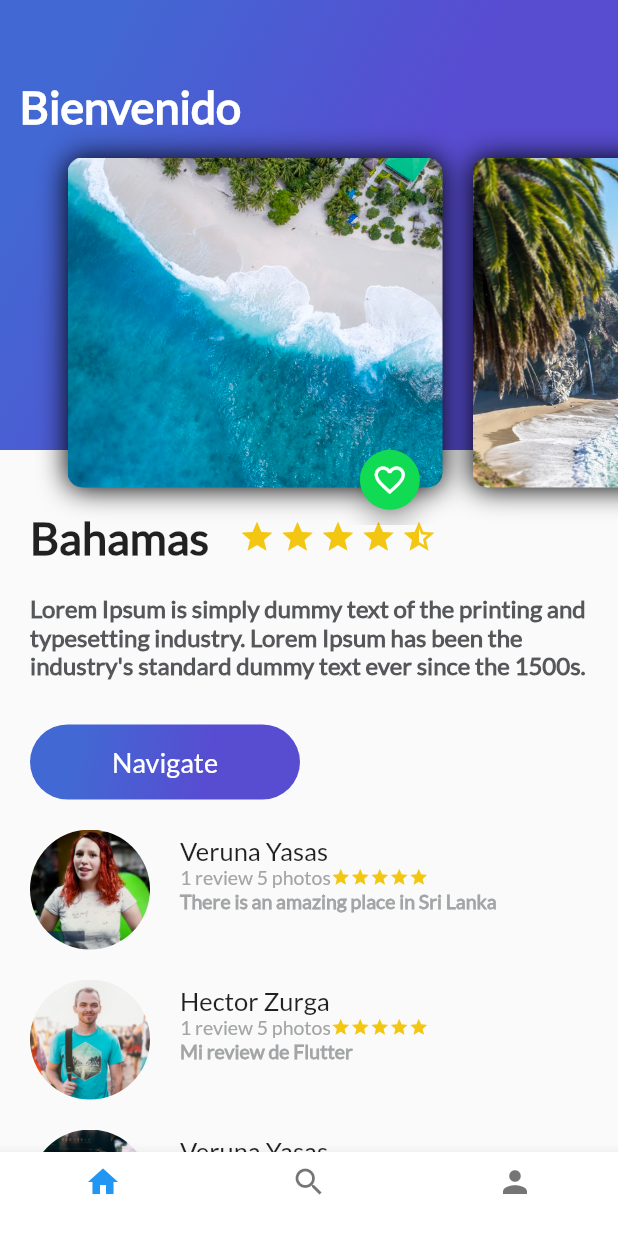
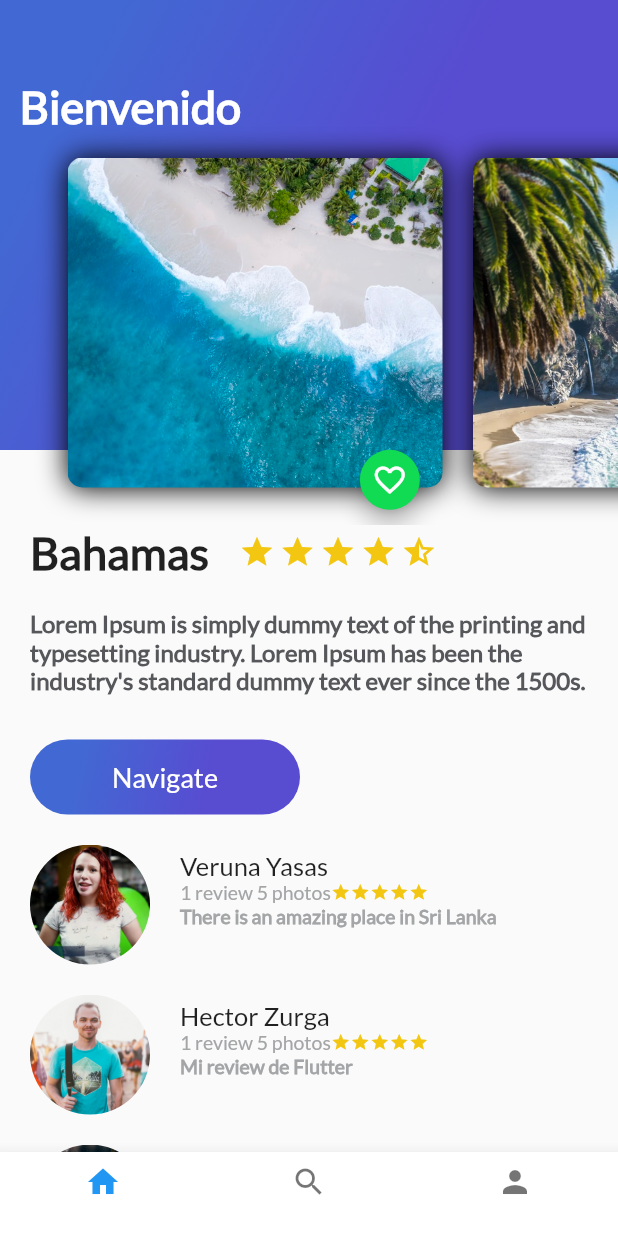
Before and after one commit to HectorZR/flutter-basico, a Flutter app: the screen it shows after launch, on a phone screen of 412 x 824 dp. Run offline on Flutter 3.47's test engine with Material 2 defaults, Android fonts, the phone set to English and light mode, and no system bars.

Commit message:
refactoring & improving ui

```diff
--- a/lib/button_purple.dart
+++ b/lib/button_purple.dart
@@ -9,6 +9,7 @@ class ButtonPurple extends StatelessWidget {
   Widget build(BuildContext context) {
     return InkWell(
       onTap: () {
+        Scaffold.of(context).removeCurrentSnackBar();
         Scaffold.of(context).showSnackBar(SnackBar(
           content: Text("Navigating"),
         ));
--- a/lib/description_place.dart
+++ b/lib/description_place.dart
@@ -13,7 +13,9 @@ class DescriptionPlace extends StatelessWidget {
     // TODO: implement build
 
     final star_half = Container(
-      margin: EdgeInsets.only(top: 340.0, right: 3.0),
+      margin: EdgeInsets.only(
+        right: 3.0,
+      ),
       child: Icon(
         Icons.star_half,
         color: Color(0xFFf2C611),
@@ -29,7 +31,9 @@ class DescriptionPlace extends StatelessWidget {
     );
 
     final star = Container(
-      margin: EdgeInsets.only(top: 340.0, right: 3.0),
+      margin: EdgeInsets.only(
+        right: 3.0,
+      ),
       child: Icon(
         Icons.star,
         color: Color(0xFFf2C611),
@@ -56,7 +60,6 @@ class DescriptionPlace extends StatelessWidget {
       children: <Widget>[
         Container(
           margin: EdgeInsets.only(
-            top: 340.0,
             left: 20.0,
             right: 20.0,
           ),
--- a/lib/home_trips.dart
+++ b/lib/home_trips.dart
@@ -6,16 +6,12 @@ import 'header_appbar.dart';
 class HomeTrips extends StatelessWidget {
   @override
   Widget build(BuildContext context) {
-    return Stack(
+    return ListView(
       children: <Widget>[
-        ListView(
-          children: <Widget>[
-            DescriptionPlace("Bahamas", 4,
-                "Lorem Ipsum is simply dummy text of the printing and typesetting industry. Lorem Ipsum has been the industry's standard dummy text ever since the 1500s."),
-            ReviewList(),
-          ],
-        ),
         HeaderAppBar(),
+        DescriptionPlace("Bahamas", 4,
+            "Lorem Ipsum is simply dummy text of the printing and typesetting industry. Lorem Ipsum has been the industry's standard dummy text ever since the 1500s."),
+        ReviewList(),
       ],
     );
   }
--- a/pubspec.yaml
+++ b/pubspec.yaml
@@ -24,13 +24,11 @@ dev_dependencies:
   flutter_test:
     sdk: flutter
 
-
 # For information on the generic Dart part of this file, see the
 # following page: https://www.dartlang.org/tools/pub/pubspec
 
 # The following section is specific to Flutter.
 flutter:
-
   # The following line ensures that the Material Icons font is
   # included with your application, so that you can use the icons in
   # the material Icons class.
@@ -72,4 +70,4 @@ flutter:
   fonts:
     - family: Lato
       fonts:
-      - asset: assets/fonts/Lato/Lato-Regular.ttf
+        - asset: assets/fonts/Lato/Lato-Regular.ttf
```
Also changed, not shown: 1 other file.
